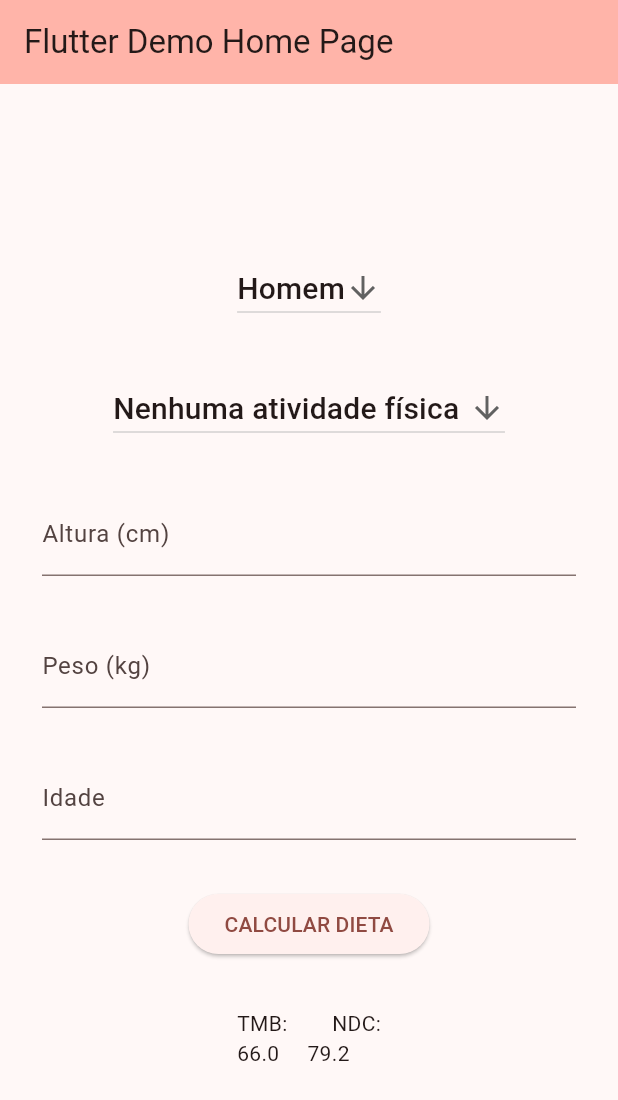
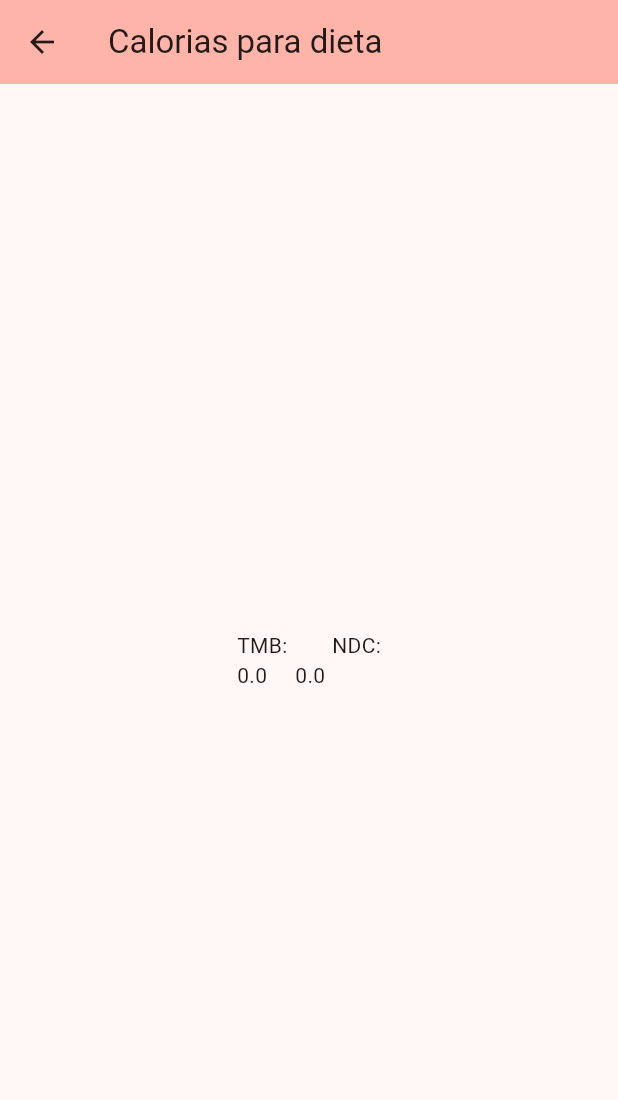
Before and after one commit to lencisi/desafio-trainee-atriajr, a Flutter app: the screen it shows after launch, after a tap on "CALCULAR DIETA", on a phone screen of 412 x 824 dp. Shown: the top 1100 px of the screen. Run offline on Flutter 3.47's test engine with Material 2 defaults, Android fonts, the phone set to English and light mode, and no system bars.

Commit message:
Foi criado uma nova pagina para o aplicativo, quando o botão CALCULAR DIETA é apertado o usuário é direcionado a uma outra pagina que irá conter as calorias específicas de cada dieta, por enquanto a outra pagina apresentaapenas a TMB e NDC, apenas como teste. Além disso houve algumas mudanças para melhorar a estética do app

```diff
--- a/lib/main.dart
+++ b/lib/main.dart
@@ -11,15 +11,16 @@ class MyApp extends StatelessWidget {
   @override
   Widget build(BuildContext context) {
     return MaterialApp(
-      title: 'Flutter Demo',
+      title: 'Lenci Diet',
       theme: ThemeData(
         colorScheme: ColorScheme.fromSeed(seedColor: Colors.red),
         useMaterial3: true,
       ),
-      home: const MyHomePage(title: 'Flutter Demo Home Page'),
+      home: const MyHomePage(title: 'Informações do usuário'),
     );
   }
 }
+
 
 class MyHomePage extends StatefulWidget {
   const MyHomePage({super.key, required this.title});
@@ -31,14 +32,13 @@ class MyHomePage extends StatefulWidget {
 }
 class _MyHomePageState extends State<MyHomePage> {
 
-    String dropdownSexo = 'Homem';
-    String dropdownAtvFisica = 'Nenhuma atividade física';
+    String? dropdownSexo;
+    String? dropdownAtvFisica;
     int alturaUsuario = 0;
     double pesoUsuario = 0.0;
     int idadeUsuario = 0;
     double tmb = 0.0;
     double ndc = 0.0;
-    var ndcTeste;
 
   void _calcTMB(int alt, double peso, int idade, var sexo){
     setState(() {
@@ -50,7 +50,7 @@ class _MyHomePageState extends State<MyHomePage> {
       }
     });
   }
-// AGORA TEM Q TESTAR SE TA FUNCIONANDO!!!
+
     void _calcNDC(var atvfisica){
       setState(() {
         if(atvfisica == 'Nenhuma atividade física'){
@@ -83,44 +83,56 @@ class _MyHomePageState extends State<MyHomePage> {
           children: <Widget>[
             Padding(
               padding: const EdgeInsets.symmetric(horizontal: 8, vertical: 16),
+              child: Text(
+                'Insira suas informações:',
+                style: TextStyle(
+                    fontWeight: FontWeight.w200,
+                    fontSize: 30
+                ),
+              ),
+            ),
+            Padding(
+              padding: const EdgeInsets.symmetric(horizontal: 8, vertical: 16),
               child: DropdownButton<String>(
                 value: dropdownSexo,
                 icon: const Icon(Icons.arrow_downward),
-                items: <String>['Homem', 'Mulher']
-                    .map<DropdownMenuItem<String>>((String value) {
+                items: <String?>['Homem', 'Mulher']
+                    .map<DropdownMenuItem<String>>((String? value) {
                   return DropdownMenuItem<String>(
                     value: value,
                     child: Text(
-                      value,
+                      value ?? "",
                       style: const TextStyle(fontSize: 20),
                     ),
                   );
                 }).toList(),
                 onChanged: (String? newValue) {
                   setState(() {
-                    dropdownSexo = newValue!;
+                    dropdownSexo = newValue;
                   });
                 },
+                hint: const Text("Sexo"),
+                ),
               ),
-            ),
         Padding(
           padding: const EdgeInsets.symmetric(horizontal: 8, vertical: 16),
-          child: DropdownButton<String>(
+          child: DropdownButton<String?>(
+            hint: const Text("Nível de atividade física diária"),
             value: dropdownAtvFisica,
             icon: const Icon(Icons.arrow_downward),
-            items: <String>['Nenhuma atividade física', 'Atividade física leve', 'Atividade física moderada', 'Atividade física intensa']
-                .map<DropdownMenuItem<String>>((String value) {
+            items: <String?>['Nenhuma atividade física', 'Atividade física leve', 'Atividade física moderada', 'Atividade física intensa']
+                .map<DropdownMenuItem<String>>((String? value) {
               return DropdownMenuItem<String>(
                 value: value,
                 child: Text(
-                  value,
+                  value ?? "",
                   style: const TextStyle(fontSize: 20),
                 ),
               );
             }).toList(),
             onChanged: (String? newValue) {
               setState(() {
-                dropdownAtvFisica = newValue!;
+                dropdownAtvFisica = newValue;
               });
             },
           ),
@@ -169,15 +181,10 @@ class _MyHomePageState extends State<MyHomePage> {
               onPressed: () {
                 _calcTMB(alturaUsuario, pesoUsuario, idadeUsuario, dropdownSexo);
                 _calcNDC(dropdownAtvFisica);
+                Navigator.push(context, MaterialPageRoute(builder: (context) => MySecondPage(tmb, ndc)));
               },
               child: Text('CALCULAR DIETA'),
             ),
-            ),
-            Padding(
-              padding: const EdgeInsets.symmetric(horizontal: 8, vertical: 16),
-              child: Text(
-                'TMB:        NDC:\n$tmb     $ndc',
-              ),
             ),
           ],
         ),
@@ -186,3 +193,27 @@ class _MyHomePageState extends State<MyHomePage> {
     );
   }
 }
+
+class MySecondPage extends StatefulWidget {
+  double tmb = 0.0;
+  double ndc = 0.0;
+  MySecondPage(this.tmb, this. ndc);
+
+  @override
+  State<MySecondPage> createState() => _MySecondPageState();
+}
+
+  class _MySecondPageState extends State<MySecondPage> {
+    @override
+    Widget build(BuildContext context) {
+      return Scaffold(
+        appBar: AppBar(
+          title: const Text('Calorias para dieta'),
+          backgroundColor: Theme.of(context).colorScheme.inversePrimary,
+        ),
+        body: Center(
+          child: Text('TMB:        NDC:\n${widget.tmb}     ${widget.ndc}'),
+        ),
+      );
+    }
+  }
```
